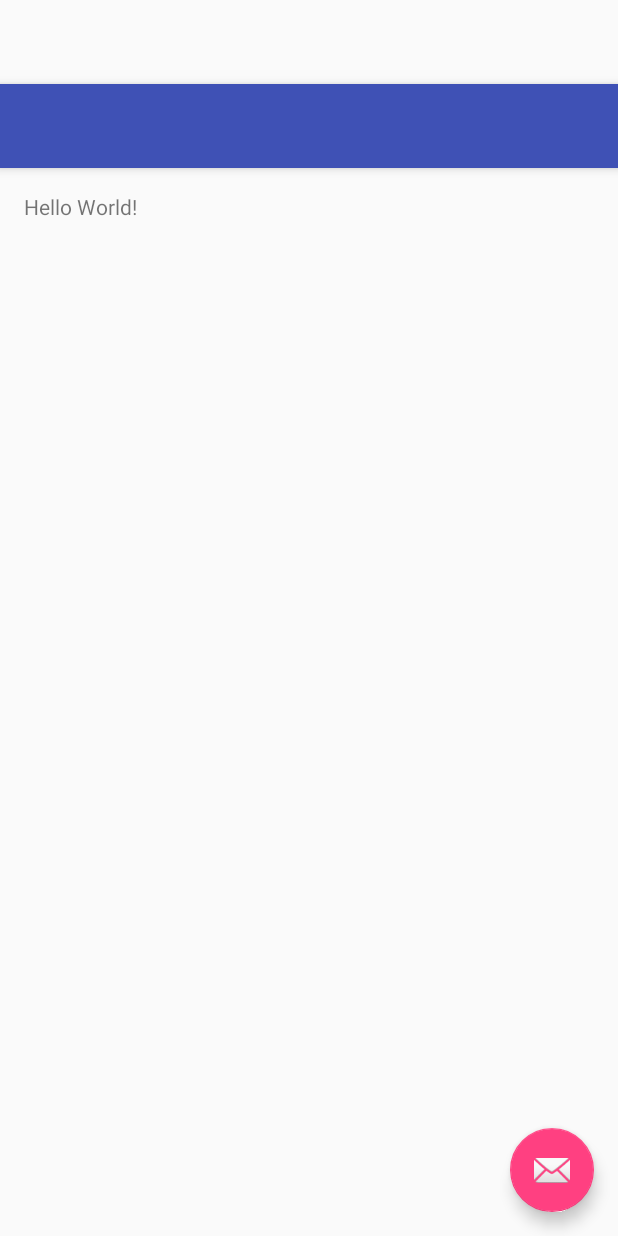
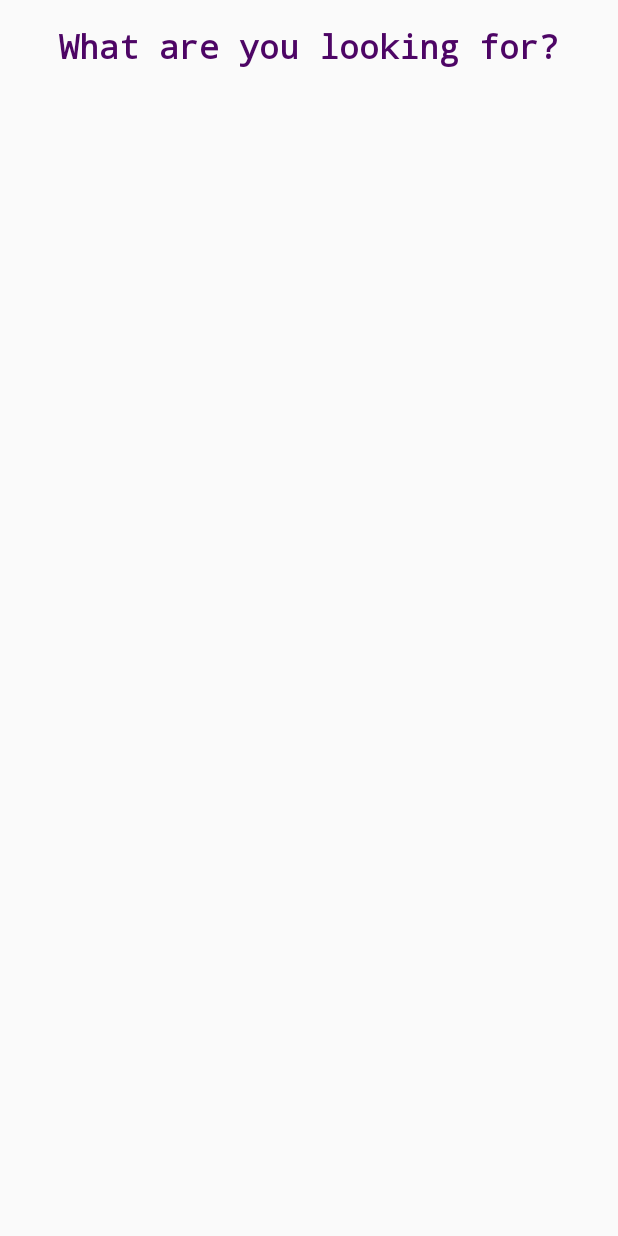
Before and after one commit to royjacobson/hermes, an Android app: the layout activity_main.xml on its own in the app's theme, with its tools: preview values and no code run, on a phone screen of 412 x 824 dp. Run offline under Robolectric (Android 15) with nearby library versions, the light colour scheme and no system bars.

Commit message:
Designs
FUCK YA’LL BITCHES
these are the designs for the pages enjoy

```diff
--- a/HermesAPK/app/src/main/res/layout/activity_main.xml
+++ b/HermesAPK/app/src/main/res/layout/activity_main.xml
@@ -7,28 +7,6 @@
     android:fitsSystemWindows="true"
     tools:context="com.hermes.hermes.MainActivity">
 
-    <android.support.design.widget.AppBarLayout
-        android:layout_width="match_parent"
-        android:layout_height="wrap_content"
-        android:theme="@style/AppTheme.AppBarOverlay">
-
-        <android.support.v7.widget.Toolbar
-            android:id="@+id/toolbar"
-            android:layout_width="match_parent"
-            android:layout_height="?attr/actionBarSize"
-            android:background="?attr/colorPrimary"
-            app:popupTheme="@style/AppTheme.PopupOverlay" />
-
-    </android.support.design.widget.AppBarLayout>
-
     <include layout="@layout/content_main" />
 
-    <android.support.design.widget.FloatingActionButton
-        android:id="@+id/fab"
-        android:layout_width="wrap_content"
-        android:layout_height="wrap_content"
-        android:layout_gravity="bottom|end"
-        android:layout_margin="@dimen/fab_margin"
-        android:src="@android:drawable/ic_dialog_email" />
-
 </android.support.design.widget.CoordinatorLayout>
--- a/HermesAPK/app/src/main/res/layout/content_main.xml
+++ b/HermesAPK/app/src/main/res/layout/content_main.xml
@@ -15,5 +15,16 @@
     <TextView
         android:layout_width="wrap_content"
         android:layout_height="wrap_content"
-        android:text="Hello World!" />
+        android:textAppearance="?android:attr/textAppearanceLarge"
+        android:id="@+id/textView7"
+        android:layout_alignParentLeft="true"
+        android:layout_alignParentStart="false"
+        android:layout_alignParentRight="true"
+        android:layout_alignParentEnd="false"
+        android:text="What are you looking for?"
+        android:textAlignment="center"
+        android:textColor="#4d0565"
+        android:typeface="monospace"
+        android:visibility="visible"
+        android:textStyle="bold" />
 </RelativeLayout>
--- a/HermesAPK/app/src/main/res/values/styles.xml
+++ b/HermesAPK/app/src/main/res/values/styles.xml
@@ -1,7 +1,7 @@
 <resources>
 
     <!-- Base application theme. -->
-    <style name="AppTheme" parent="Theme.AppCompat.Light.DarkActionBar">
+    <style name="AppTheme" parent="Theme.AppCompat.Light.NoActionBar">
         <!-- Customize your theme here. -->
         <item name="colorPrimary">@color/colorPrimary</item>
         <item name="colorPrimaryDark">@color/colorPrimaryDark</item>
```
Also changed, not shown: HermesAPK/app/src/main/res/layout/activity_search.xml (added, +170 -0 lines).
